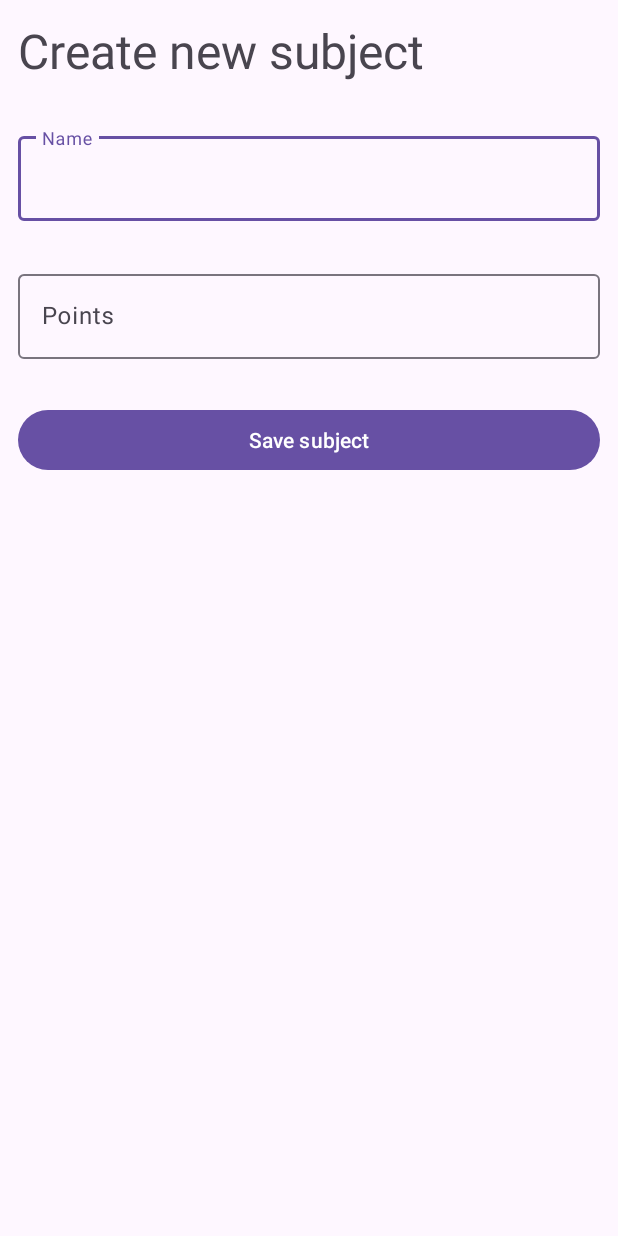
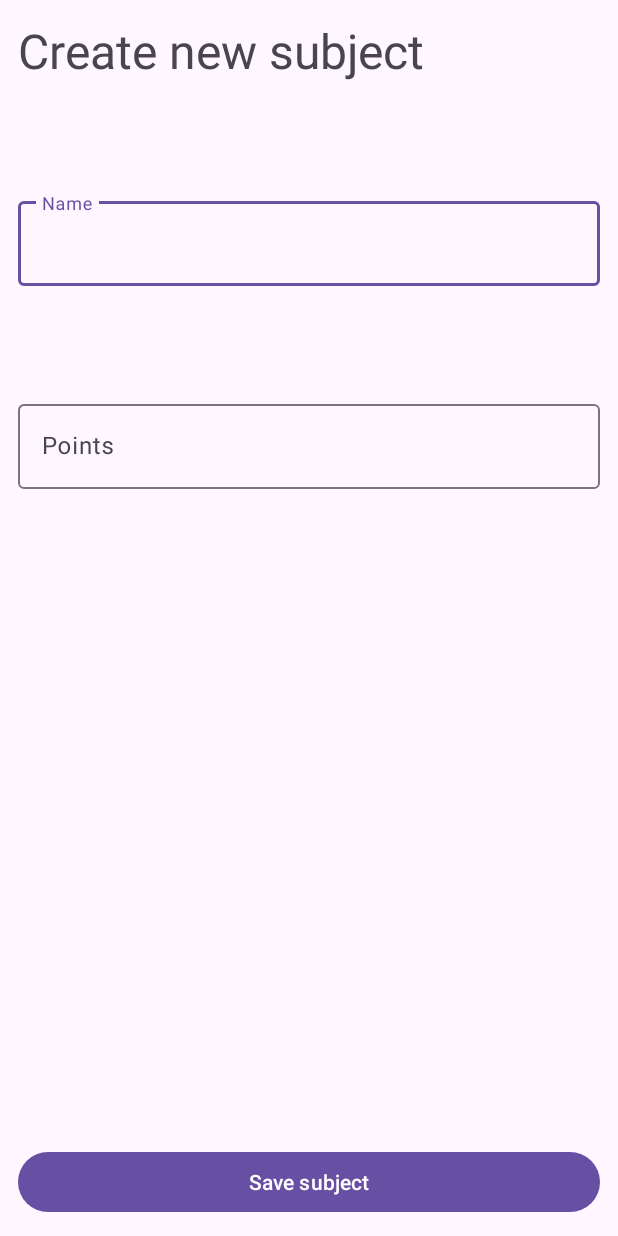
Before and after one commit to vbmacieel/SmartGrade, an Android app: the fragment FormFragment shown on its own in the app's theme, after a tap on "Save subject", on a phone screen of 412 x 824 dp. Run offline under Robolectric (Android 15) with nearby library versions, the phone set to English and light mode, and no system bars.

Commit message:
feat: Adjusting form fragment to work with both models

```diff
--- a/app/src/main/java/com/smartgrade/data/local/model/Grade.kt
+++ b/app/src/main/java/com/smartgrade/data/local/model/Grade.kt
@@ -5,7 +5,7 @@ import androidx.room.PrimaryKey
 
 @Entity
 data class Grade(
-    @PrimaryKey(autoGenerate = true) var gradeId: Long,
+    @PrimaryKey(autoGenerate = true) var gradeId: Long = 0,
     var name: String,
     var earnedPoints: Long,
     var totalPoints: Long,
--- a/app/src/main/java/com/smartgrade/ui/fragment/FormFragment.kt
+++ b/app/src/main/java/com/smartgrade/ui/fragment/FormFragment.kt
@@ -18,24 +18,54 @@ class FormFragment : Fragment() {
     }
 
     private val viewModel: FormViewModel by viewModel()
+    private var subjectId: Int? = null
+
+    override fun onCreate(savedInstanceState: Bundle?) {
+        super.onCreate(savedInstanceState)
+        subjectId = arguments?.getInt("subjectId")
+    }
 
     override fun onCreateView(
         inflater: LayoutInflater,
         container: ViewGroup?,
         savedInstanceState: Bundle?
     ): View {
+        if (subjectId == null) binding.textFieldTotalPoints.visibility = View.GONE
         return binding.root
     }
 
     override fun onViewCreated(view: View, savedInstanceState: Bundle?) {
         super.onViewCreated(view, savedInstanceState)
+        if (subjectId == null) saveSubject() else saveGrade()
+    }
 
-        binding.subjectSubmitButton.setOnClickListener {
-            val textName = binding.subjectTextFieldName.editText?.labelNotNullOrEmpty()
-            val totalPoints = binding.subjectTextFieldPoints.editText?.labelNotNullOrEmpty()
+    private fun saveGrade() {
+        binding.submitButton.setOnClickListener {
+            val textName = binding.textFieldName.editText?.labelNotNullOrEmpty()
+            val totalPoints = binding.textFieldPoints.editText?.labelNotNullOrEmpty()
+            val totalGradePoints = binding.textFieldTotalPoints.editText?.labelNotNullOrEmpty()
 
-            if (textName == null || totalPoints == null){
-                Toast.makeText(context, "Neither labels must not be null", Toast.LENGTH_SHORT).show()
+            if (textName == null || totalPoints == null) {
+                Toast.makeText(context, "Neither labels must not be null", Toast.LENGTH_SHORT)
+                    .show()
+            } else {
+                subjectId?.let { id ->
+                    if (totalGradePoints != null) {
+                        viewModel.saveNewGrade(id, textName, totalPoints, totalGradePoints)
+                    }
+                }
+            }
+        }
+    }
+
+    private fun saveSubject() {
+        binding.submitButton.setOnClickListener {
+            val textName = binding.textFieldName.editText?.labelNotNullOrEmpty()
+            val totalPoints = binding.textFieldPoints.editText?.labelNotNullOrEmpty()
+
+            if (textName == null || totalPoints == null) {
+                Toast.makeText(context, "Neither labels must not be null", Toast.LENGTH_SHORT)
+                    .show()
             } else {
                 viewModel.saveNewSubject(textName, totalPoints)
             }
--- a/app/src/main/res/layout/fragment_form.xml
+++ b/app/src/main/res/layout/fragment_form.xml
@@ -1,9 +1,8 @@
 <?xml version="1.0" encoding="utf-8"?>
 <androidx.constraintlayout.widget.ConstraintLayout xmlns:android="http://schemas.android.com/apk/res/android"
     xmlns:app="http://schemas.android.com/apk/res-auto"
-    xmlns:tools="http://schemas.android.com/tools"
     android:layout_width="match_parent"
-    android:layout_height="match_parent" >
+    android:layout_height="match_parent">
 
     <LinearLayout
         android:layout_width="match_parent"
@@ -13,7 +12,7 @@
         app:layout_constraintTop_toTopOf="parent"
         app:layout_constraintStart_toStartOf="parent"
         app:layout_constraintEnd_toEndOf="parent"
-        app:layout_constraintHeight_percent="0.4">
+        app:layout_constraintHeight_percent="0.5">
 
         <TextView
             android:layout_width="match_parent"
@@ -23,7 +22,7 @@
             android:textSize="32sp" />
 
         <com.google.android.material.textfield.TextInputLayout
-            android:id="@+id/subject_text_field_name"
+            android:id="@+id/text_field_name"
             android:layout_width="match_parent"
             android:layout_height="wrap_content"
             android:layout_weight="1"
@@ -37,7 +36,7 @@
         </com.google.android.material.textfield.TextInputLayout>
 
         <com.google.android.material.textfield.TextInputLayout
-            android:id="@+id/subject_text_field_points"
+            android:id="@+id/text_field_points"
             android:layout_width="match_parent"
             android:layout_height="wrap_content"
             android:layout_weight="1"
@@ -51,12 +50,31 @@
 
         </com.google.android.material.textfield.TextInputLayout>
 
-        <Button
-            android:id="@+id/subject_submit_button"
+        <com.google.android.material.textfield.TextInputLayout
+            android:id="@+id/text_field_total_points"
             android:layout_width="match_parent"
             android:layout_height="wrap_content"
-            android:layout_weight="0"
-            android:text="Save subject"/>
+            android:layout_weight="1"
+            android:hint="Total Points"
+            style="@style/Widget.Material3.TextInputLayout.OutlinedBox">
+
+            <com.google.android.material.textfield.TextInputEditText
+                android:layout_width="match_parent"
+                android:layout_height="wrap_content"
+                android:inputType="number"/>
+
+        </com.google.android.material.textfield.TextInputLayout>
 
     </LinearLayout>
+
+    <Button
+        android:id="@+id/submit_button"
+        android:layout_width="match_parent"
+        android:layout_height="wrap_content"
+        android:text="Save subject"
+        android:layout_margin="12dp"
+        app:layout_constraintBottom_toBottomOf="parent"
+        app:layout_constraintStart_toEndOf="parent"
+        app:layout_constraintEnd_toEndOf="parent"/>
+
 </androidx.constraintlayout.widget.ConstraintLayout>
```
Also changed, not shown: app/src/main/java/com/smartgrade/ui/viewmodel/FormViewModel.kt (+12 -1 lines).
